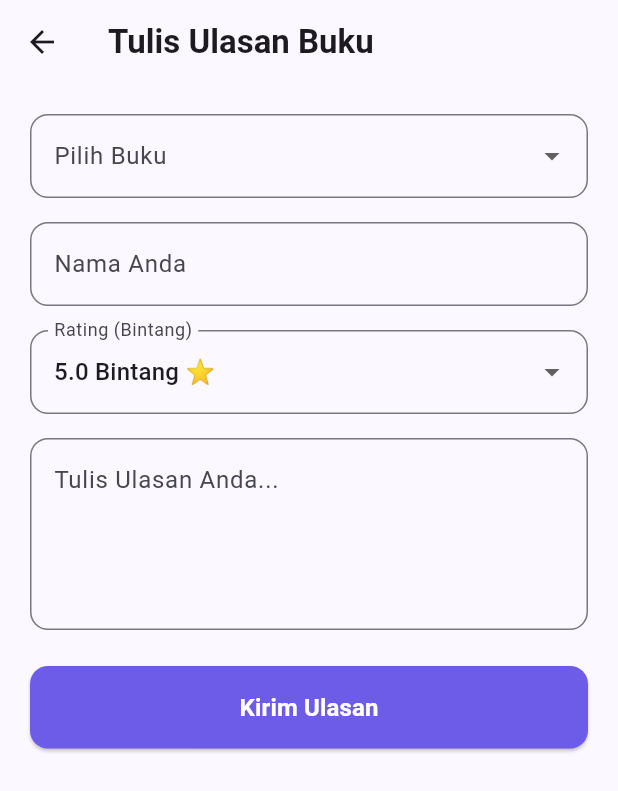
After one commit to lydiamrla/No2Pekan2_PPBL, a Flutter app: the screen it shows after launch, after a tap on "Tulis Ulasan", on a phone screen of 412 x 824 dp. The commit adds this screen. Shown: the top 791 px of the screen. Run offline on Flutter 3.47's test engine with Material 3 defaults, Android fonts, the phone set to English and light mode, and no system bars; network calls fail.

Commit message:
Update Modul 4: Integrasi Form, Interaksi FAB, dan ReviewProvider

```diff
--- a/lib/main.dart
+++ b/lib/main.dart
@@ -3,6 +3,7 @@ import 'package:provider/provider.dart';
 import 'navigation/app_routes.dart';
 import 'providers/cart_provider.dart';
 import 'providers/favorite_provider.dart';
+import 'providers/review_provider.dart';
 
 void main() {
   runApp(
@@ -10,6 +11,7 @@ void main() {
       providers: [
         ChangeNotifierProvider(create: (_) => CartProvider()),
         ChangeNotifierProvider(create: (_) => FavoriteProvider()),
+        ChangeNotifierProvider(create: (_) => ReviewProvider()), // Provider Baru
       ],
       child: const IkapiApp(),
     ),
@@ -26,12 +28,7 @@ class IkapiApp extends StatelessWidget {
       debugShowCheckedModeBanner: false,
       theme: ThemeData(
         useMaterial3: true,
-        colorScheme: ColorScheme.fromSeed(
-          seedColor: const Color(0xFF6C5CE7),
-          primary: const Color(0xFF6C5CE7),
-          secondary: const Color(0xFF0984E3),
-        ),
-        scaffoldBackgroundColor: const Color(0xFFF8F9FA),
+        colorSchemeSeed: const Color(0xFF6C5CE7),
       ),
       initialRoute: AppRoutes.root,
       routes: AppRoutes.routes,
--- /dev/null
+++ b/lib/pages/add_review_page.dart
@@ -0,0 +1,132 @@
+import 'package:flutter/material.dart';
+import 'package:provider/provider.dart';
+import '../models/book.dart';
+import '../providers/review_provider.dart';
+
+class AddReviewPage extends StatefulWidget {
+  const AddReviewPage({super.key});
+
+  @override
+  State<AddReviewPage> createState() => _AddReviewPageState();
+}
+
+class _AddReviewPageState extends State<AddReviewPage> {
+  final _formKey = GlobalKey<FormState>();
+
+  String? _selectedBookTitle;
+  double _rating = 5.0;
+  final _reviewerController = TextEditingController();
+  final _reviewTextController = TextEditingController();
+
+  @override
+  void dispose() {
+    _reviewerController.dispose();
+    _reviewTextController.dispose();
+    super.dispose();
+  }
+
+  void _submitForm() {
+    if (_formKey.currentState!.validate()) {
+      final newReview = BookReview(
+        id: DateTime.now().toString(),
+        bookTitle: _selectedBookTitle!,
+        rating: _rating,
+        reviewText: _reviewTextController.text,
+        reviewerName: _reviewerController.text,
+      );
+
+      context.read<ReviewProvider>().addReview(newReview);
+
+      ScaffoldMessenger.of(context).showSnackBar(
+        const SnackBar(content: Text('Ulasan berhasil ditambahkan!')),
+      );
+
+      Navigator.pop(context);
+    }
+  }
+
+  @override
+  Widget build(BuildContext context) {
+    return Scaffold(
+      appBar: AppBar(
+        title: const Text('Tulis Ulasan Buku', style: TextStyle(fontWeight: FontWeight.bold)),
+      ),
+      body: Padding(
+        padding: const EdgeInsets.all(20.0),
+        child: Form(
+          key: _formKey,
+          child: SingleChildScrollView(
+            child: Column(
+              crossAxisAlignment: CrossAxisAlignment.start,
+              children: [
+                DropdownButtonFormField<String>(
+                  decoration: InputDecoration(
+                    labelText: 'Pilih Buku',
+                    border: OutlineInputBorder(borderRadius: BorderRadius.circular(12)),
+                  ),
+                  items: dummyBooks.map((book) {
+                    return DropdownMenuItem(
+                      value: book.title,
+                      child: Text(book.title),
+                    );
+                  }).toList(),
+                  onChanged: (val) => setState(() => _selectedBookTitle = val),
+                  validator: (val) => val == null ? 'Pilih buku terlebih dahulu' : null,
+                ),
+                const SizedBox(height: 16),
+                TextFormField(
+                  controller: _reviewerController,
+                  decoration: InputDecoration(
+                    labelText: 'Nama Anda',
+                    border: OutlineInputBorder(borderRadius: BorderRadius.circular(12)),
+                  ),
+                  validator: (val) => (val == null || val.isEmpty) ? 'Nama tidak boleh kosong' : null,
+                ),
+                const SizedBox(height: 16),
+                DropdownButtonFormField<double>(
+                  value: _rating,
+                  decoration: InputDecoration(
+                    labelText: 'Rating (Bintang)',
+                    border: OutlineInputBorder(borderRadius: BorderRadius.circular(12)),
+                  ),
+                  items: [1.0, 2.0, 3.0, 4.0, 5.0].map((star) {
+                    return DropdownMenuItem(
+                      value: star,
+                      child: Text('$star Bintang ⭐'),
+                    );
+                  }).toList(),
+                  onChanged: (val) => setState(() => _rating = val!),
+                ),
+                const SizedBox(height: 16),
+                TextFormField(
+                  controller: _reviewTextController,
+                  maxLines: 4,
+                  decoration: InputDecoration(
+                    labelText: 'Tulis Ulasan Anda...',
+                    alignLabelWithHint: true,
+                    border: OutlineInputBorder(borderRadius: BorderRadius.circular(12)),
+                  ),
+                  validator: (val) => (val == null || val.length < 5) ? 'Ulasan minimal 5 karakter' : null,
+                ),
+                const SizedBox(height: 24),
+                SizedBox(
+                  width: double.infinity,
+                  child: ElevatedButton(
+                    onPressed: _submitForm,
+                    style: ElevatedButton.styleFrom(
+                      padding: const EdgeInsets.symmetric(vertical: 16),
+                      backgroundColor: const Color(0xFF6C5CE7),
+                      foregroundColor: Colors.white,
+                      shape: RoundedRectangleBorder(borderRadius: BorderRadius.circular(12)),
+                    ),
+                    child: const Text('Kirim Ulasan', style: TextStyle(fontSize: 16, fontWeight: FontWeight.bold)),
+                  ),
+                ),
+              ],
+            ),
+          ),
+        ),
+      ),
+    );
+  }
+}
--- a/lib/pages/home_page.dart
+++ b/lib/pages/home_page.dart
@@ -1,37 +1,23 @@
 import 'package:flutter/material.dart';
+import 'package:provider/provider.dart';
 import '../models/book.dart';
 import '../navigation/app_routes.dart';
+import '../providers/review_provider.dart';
 
 class HomePage extends StatelessWidget {
   const HomePage({super.key});
 
   @override
   Widget build(BuildContext context) {
+    final reviewProvider = context.watch<ReviewProvider>();
+
     return Scaffold(
       body: CustomScrollView(
         slivers: [
           SliverAppBar(
-            expandedHeight: 120.0,
+            expandedHeight: 100.0,
             floating: true,
-            pinned: true,
-            flexibleSpace: FlexibleSpaceBar(
-              titlePadding: const EdgeInsets.only(left: 20, bottom: 16),
-              title: Row(
-                children: [
-                  ShaderMask(
-                    shaderCallback: (bounds) => const LinearGradient(
-                      colors: [Color(0xFF0984E3), Color(0xFF6C5CE7)],
-                    ).createShader(bounds),
-                    child: const Icon(Icons.menu_book_rounded, color: Colors.white),
-                  ),
-                  const SizedBox(width: 8),
-                  const Text(
-                    'IKAPI BookStore',
-                    style: TextStyle(fontWeight: FontWeight.bold, color: Color(0xFF2D3436), fontSize: 18),
-                  ),
-                ],
-              ),
-            ),
+            title: const Text('IKAPI BookStore', style: TextStyle(fontWeight: FontWeight.bold)),
           ),
           SliverToBoxAdapter(
             child: Padding(
@@ -39,81 +25,29 @@ class HomePage extends StatelessWidget {
               child: Column(
                 crossAxisAlignment: CrossAxisAlignment.start,
                 children: [
-                  // Banner Gradasi Biru - Ungu
-                  Container(
-                    width: double.infinity,
-                    padding: const EdgeInsets.all(24),
-                    decoration: BoxDecoration(
-                      gradient: const LinearGradient(
-                        colors: [Color(0xFF0984E3), Color(0xFF6C5CE7)],
-                        begin: Alignment.topLeft,
-                        end: Alignment.bottomRight,
-                      ),
-                      borderRadius: BorderRadius.circular(24),
-                      boxShadow: [
-                        BoxShadow(
-                          color: const Color(0xFF6C5CE7).withOpacity(0.3),
-                          blurRadius: 15,
-                          offset: const Offset(0, 8),
-                        ),
-                      ],
-                    ),
-                    child: Column(
-                      crossAxisAlignment: CrossAxisAlignment.start,
-                      children: [
-                        const Text('Special Promo! ✨', style: TextStyle(color: Colors.white70, fontSize: 14)),
-                        const SizedBox(height: 8),
-                        const Text(
-                          'Diskon Hingga 40%\nUntuk Buku Pilihan',
-                          style: TextStyle(color: Colors.white, fontSize: 22, fontWeight: FontWeight.bold),
-                        ),
-                        const SizedBox(height: 16),
-                        ElevatedButton(
-                          onPressed: () {},
-                          style: ElevatedButton.styleFrom(
-                            backgroundColor: Colors.white,
-                            foregroundColor: const Color(0xFF6C5CE7),
-                            shape: RoundedRectangleBorder(borderRadius: BorderRadius.circular(12)),
-                          ),
-                          child: const Text('Klaim Promo', style: TextStyle(fontWeight: FontWeight.bold)),
-                        )
-                      ],
-                    ),
-                  ),
-                  const SizedBox(height: 28),
                   const Text('Populer Minggu Ini 🔥', style: TextStyle(fontSize: 18, fontWeight: FontWeight.bold)),
-                  const SizedBox(height: 16),
-
-                  // Horizontal List
+                  const SizedBox(height: 12),
                   SizedBox(
-                    height: 240,
+                    height: 220,
                     child: ListView.builder(
                       scrollDirection: Axis.horizontal,
                       itemCount: dummyBooks.length,
                       itemBuilder: (context, index) {
                         final book = dummyBooks[index];
-                        return Container(
-                          width: 140,
-                          margin: const EdgeInsets.only(right: 16),
-                          child: GestureDetector(
-                            onTap: () {
-                              Navigator.pushNamed(context, AppRoutes.bookDetail, arguments: book);
-                            },
+                        return GestureDetector(
+                          onTap: () => Navigator.pushNamed(context, AppRoutes.bookDetail, arguments: book),
+                          child: Container(
+                            width: 130,
+                            margin: const EdgeInsets.only(right: 12),
                             child: Column(
                               crossAxisAlignment: CrossAxisAlignment.start,
                               children: [
                                 ClipRRect(
-                                  borderRadius: BorderRadius.circular(16),
-                                  child: Image.network(
-                                    book.image,
-                                    height: 160,
-                                    width: 140,
-                                    fit: BoxFit.cover,
-                                  ),
+                                  borderRadius: BorderRadius.circular(12),
+                                  child: Image.network(book.image, height: 150, width: 130, fit: BoxFit.cover),
                                 ),
-                                const SizedBox(height: 8),
+                                const SizedBox(height: 6),
                                 Text(book.title, maxLines: 1, overflow: TextOverflow.ellipsis, style: const TextStyle(fontWeight: FontWeight.bold)),
-                                Text('Rp ${book.price.toStringAsFixed(0)}', style: const TextStyle(color: Color(0xFF6C5CE7), fontWeight: FontWeight.w600)),
                               ],
                             ),
                           ),
@@ -121,12 +55,44 @@ class HomePage extends StatelessWidget {
                       },
                     ),
                   ),
+                  const SizedBox(height: 24),
+
+                  // Menampilkan ulasan real-time dari ReviewProvider
+                  const Text('Ulasan Pembaca Terbaru 💬', style: TextStyle(fontSize: 18, fontWeight: FontWeight.bold)),
+                  const SizedBox(height: 12),
+                  reviewProvider.reviews.isEmpty
+                      ? const Text('Belum ada ulasan.')
+                      : ListView.builder(
+                          shrinkWrap: true,
+                          physics: const NeverScrollableScrollPhysics(),
+                          itemCount: reviewProvider.reviews.length,
+                          itemBuilder: (context, index) {
+                            final rev = reviewProvider.reviews[index];
+                            return Card(
+                              margin: const EdgeInsets.only(bottom: 10),
+                              child: ListTile(
+                                title: Text('${rev.bookTitle} (${rev.rating}⭐)'),
+                                subtitle: Text('"${rev.reviewText}" - ${rev.reviewerName}'),
+                              ),
+                            );
+                          },
+                        ),
                 ],
               ),
             ),
           )
         ],
       ),
+
+      // Interaksi FloatingActionButton untuk pindah ke Form
+      floatingActionButton: FloatingActionButton.extended(
+        onPressed: () {
+          Navigator.pushNamed(context, AppRoutes.addReview);
+        },
+        backgroundColor: const Color(0xFF6C5CE7),
+        icon: const Icon(Icons.rate_review, color: Colors.white),
+        label: const Text('Tulis Ulasan', style: TextStyle(color: Colors.white)),
+      ),
     );
   }
 }
--- /dev/null
+++ b/lib/providers/review_provider.dart
@@ -0,0 +1,36 @@
+import 'package:flutter/material.dart';
+
+class BookReview {
+  final String id;
+  final String bookTitle;
+  final double rating;
+  final String reviewText;
+  final String reviewerName;
+
+  BookReview({
+    required this.id,
+    required this.bookTitle,
+    required this.rating,
+    required this.reviewText,
+    required this.reviewerName,
+  });
+}
+
+class ReviewProvider extends ChangeNotifier {
+  final List<BookReview> _reviews = [
+    BookReview(
+      id: 'r1',
+      bookTitle: 'Atomic Habits',
+      rating: 5.0,
+      reviewText: 'Sangat mengubah pola pikir harian saya!',
+      reviewerName: 'Mahasiswa IKAPI',
+    ),
+  ];
+
+  List<BookReview> get reviews => _reviews;
+
+  void addReview(BookReview review) {
+    _reviews.insert(0, review);
+    notifyListeners();
+  }
+}
--- a/pubspec.yaml
+++ b/pubspec.yaml
@@ -10,7 +10,6 @@ environment:
 dependencies:
   flutter:
     sdk: flutter
-
   provider: ^6.1.2
   cupertino_icons: ^1.0.8
 
```
Also changed, not shown: lib/navigation/app_routes.dart (+4 -13 lines).
